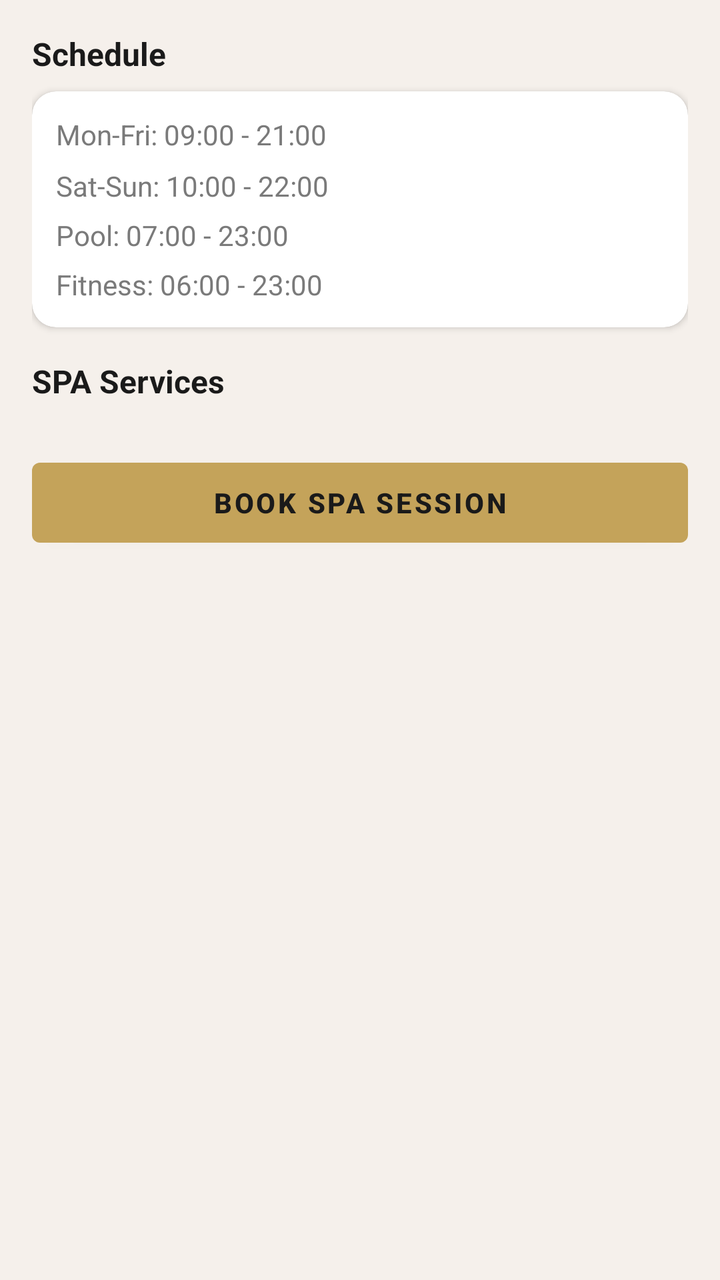
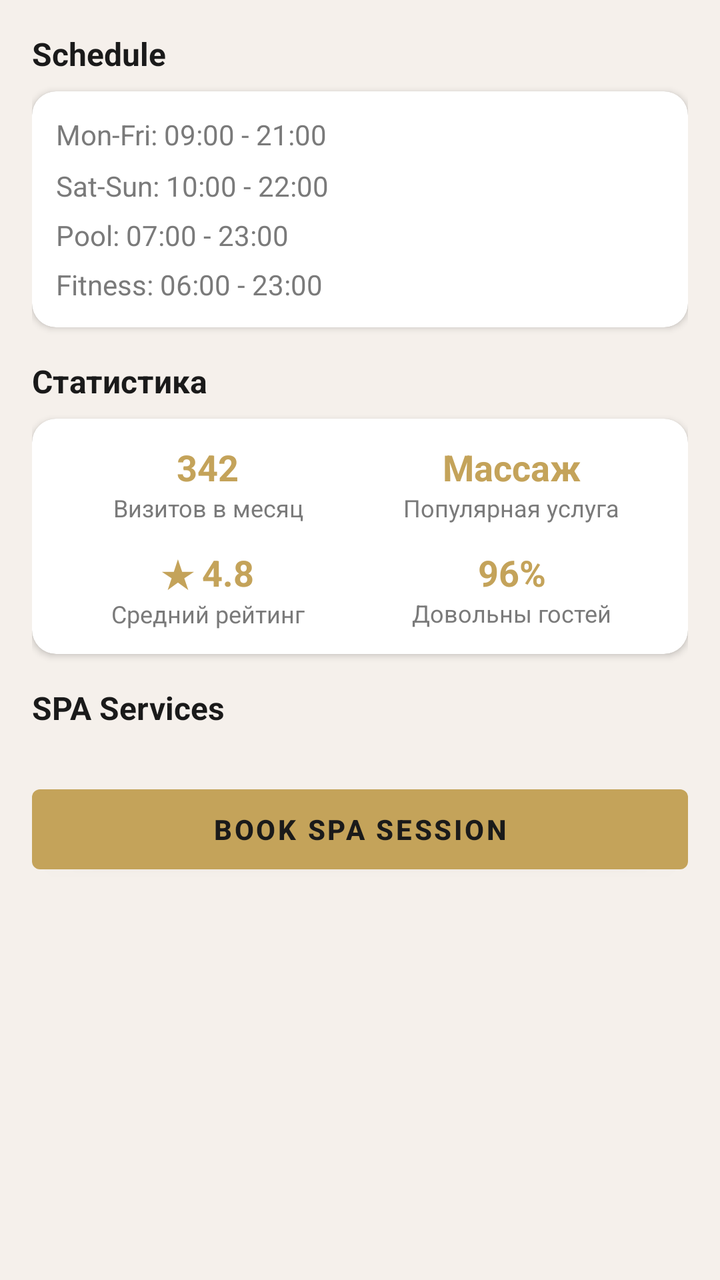

Two renders of the same Android screen: before a commit and after it. Below are the layout's source before the change and the commit's diff.
<!-- AndroidManifest.xml: application theme Theme.KotlinHotel -->
<!-- res/layout/fragment_spa.xml -->
<?xml version="1.0" encoding="utf-8"?>
<ScrollView xmlns:android="http://schemas.android.com/apk/res/android"
    xmlns:app="http://schemas.android.com/apk/res-auto"
    android:layout_width="match_parent"
    android:layout_height="match_parent"
    android:background="@color/colorBackground">

    <LinearLayout
        android:layout_width="match_parent"
        android:layout_height="wrap_content"
        android:orientation="vertical"
        android:padding="16dp">

        
        <TextView
            android:layout_width="wrap_content"
            android:layout_height="wrap_content"
            android:text="@string/label_spa_schedule"
            android:textColor="@color/colorTextPrimary"
            android:textSize="16sp"
            android:textStyle="bold"
            android:layout_marginBottom="8dp" />

        <com.google.android.material.card.MaterialCardView
            android:layout_width="match_parent"
            android:layout_height="wrap_content"
            android:layout_marginBottom="16dp"
            app:cardBackgroundColor="@color/colorSurface"
            app:cardCornerRadius="12dp"
            app:cardElevation="2dp">

            <LinearLayout
                android:layout_width="match_parent"
                android:layout_height="wrap_content"
                android:orientation="vertical"
                android:padding="12dp">

                <TextView
                    android:layout_width="wrap_content"
                    android:layout_height="wrap_content"
                    android:text="@string/spa_working_hours"
                    android:textColor="@color/colorTextSecondary"
                    android:textSize="14sp"
                    android:lineSpacingMultiplier="1.5" />
            </LinearLayout>
        </com.google.android.material.card.MaterialCardView>

        
        <TextView
            android:layout_width="wrap_content"
            android:layout_height="wrap_content"
            android:text="@string/label_spa_services"
            android:textColor="@color/colorTextPrimary"
            android:textSize="16sp"
            android:textStyle="bold"
            android:layout_marginBottom="12dp" />

        <androidx.recyclerview.widget.RecyclerView
            android:id="@+id/rvSpa"
            android:layout_width="match_parent"
            android:layout_height="wrap_content"
            android:nestedScrollingEnabled="false" />

        <com.google.android.material.button.MaterialButton
            android:id="@+id/btnBookSpa"
            android:layout_width="match_parent"
            android:layout_height="52dp"
            android:layout_marginTop="12dp"
            android:text="@string/btn_book_spa"
            app:backgroundTint="@color/colorAccent"
            android:textColor="@color/colorDark"
            android:textStyle="bold" />
    </LinearLayout>
</ScrollView>
<!-- resources referenced by this layout -->
<resources>
  <color name="colorAccent">#C4A35A</color>
  <color name="colorBackground">#F5F0EB</color>
  <color name="colorDark">#1A1A1A</color>
  <color name="colorSurface">#FFFFFF</color>
  <color name="colorTextPrimary">#1A1A1A</color>
  <color name="colorTextSecondary">#7A7A7A</color>
  <string name="btn_book_spa">Book SPA Session</string>
  <string name="label_spa_schedule">Schedule</string>
  <string name="label_spa_services">SPA Services</string>
  <string name="spa_working_hours">Mon-Fri: 09:00 - 21:00\nSat-Sun: 10:00 - 22:00\nPool: 07:00 - 23:00\nFitness: 06:00 - 23:00</string>
  <style name="Theme.KotlinHotel" parent="Theme.MaterialComponents.Light.NoActionBar">
          <item name="colorPrimary">@color/colorAccent</item>
          <item name="colorPrimaryVariant">@color/colorDark</item>
          <item name="colorOnPrimary">@color/colorDark</item>
          <item name="colorSecondary">@color/colorAccent</item>
          <item name="android:windowBackground">@color/colorBackground</item>
          <item name="android:statusBarColor">@color/colorDark</item>
      </style>
</resources>

<!-- the commit's change to res/layout/fragment_spa.xml (unified diff, before → after) -->
@@ -49,6 +49,141 @@
         <TextView
             android:layout_width="wrap_content"
             android:layout_height="wrap_content"
+            android:text="@string/label_spa_statistics"
+            android:textColor="@color/colorTextPrimary"
+            android:textSize="16sp"
+            android:textStyle="bold"
+            android:layout_marginBottom="8dp" />
+
+        <com.google.android.material.card.MaterialCardView
+            android:layout_width="match_parent"
+            android:layout_height="wrap_content"
+            android:layout_marginBottom="16dp"
+            app:cardBackgroundColor="@color/colorSurface"
+            app:cardCornerRadius="12dp"
+            app:cardElevation="2dp">
+
+            <LinearLayout
+                android:layout_width="match_parent"
+                android:layout_height="wrap_content"
+                android:orientation="vertical"
+                android:padding="12dp">
+
+                <LinearLayout
+                    android:layout_width="match_parent"
+                    android:layout_height="wrap_content"
+                    android:orientation="horizontal"
+                    android:layout_marginBottom="12dp">
+
+                    <LinearLayout
+                        android:layout_width="0dp"
+                        android:layout_height="wrap_content"
+                        android:layout_weight="1"
+                        android:orientation="vertical"
+                        android:gravity="center">
+
+                        <TextView
+                            android:layout_width="wrap_content"
+                            android:layout_height="wrap_content"
+                            android:text="342"
+                            android:textColor="@color/colorAccent"
+                            android:textSize="18sp"
+                            android:textStyle="bold" />
+
+                        <TextView
+                            android:layout_width="wrap_content"
+                            android:layout_height="wrap_content"
+                            android:text="@string/spa_stat_visits"
+                            android:textColor="@color/colorTextSecondary"
+                            android:textSize="12sp"
+                            android:gravity="center" />
+                    </LinearLayout>
+
+                    <LinearLayout
+                        android:layout_width="0dp"
+                        android:layout_height="wrap_content"
+                        android:layout_weight="1"
+                        android:orientation="vertical"
+                        android:gravity="center">
+
+                        <TextView
+                            android:layout_width="wrap_content"
+                            android:layout_height="wrap_content"
+                            android:text="@string/spa_stat_popular_value"
+                            android:textColor="@color/colorAccent"
+                            android:textSize="18sp"
+                            android:textStyle="bold" />
+
+                        <TextView
+                            android:layout_width="wrap_content"
+                            android:layout_height="wrap_content"
+                            android:text="@string/spa_stat_popular"
+                            android:textColor="@color/colorTextSecondary"
+                            android:textSize="12sp"
+                            android:gravity="center" />
+                    </LinearLayout>
+                </LinearLayout>
+
+                <LinearLayout
+                    android:layout_width="match_parent"
+                    android:layout_height="wrap_content"
+                    android:orientation="horizontal">
+
+                    <LinearLayout
+                        android:layout_width="0dp"
+                        android:layout_height="wrap_content"
+                        android:layout_weight="1"
+                        android:orientation="vertical"
+                        android:gravity="center">
+
+                        <TextView
+                            android:layout_width="wrap_content"
+                            android:layout_height="wrap_content"
+                            android:text="★ 4.8"
+                            android:textColor="@color/colorAccent"
+                            android:textSize="18sp"
+                            android:textStyle="bold" />
+
+                        <TextView
+                            android:layout_width="wrap_content"
+                            android:layout_height="wrap_content"
+                            android:text="@string/spa_stat_rating"
+                            android:textColor="@color/colorTextSecondary"
+                            android:textSize="12sp"
+                            android:gravity="center" />
+                    </LinearLayout>
+
+                    <LinearLayout
+                        android:layout_width="0dp"
+                        android:layout_height="wrap_content"
+                        android:layout_weight="1"
+                        android:orientation="vertical"
+                        android:gravity="center">
+
+                        <TextView
+                            android:layout_width="wrap_content"
+                            android:layout_height="wrap_content"
+                            android:text="96%"
+                            android:textColor="@color/colorAccent"
+                            android:textSize="18sp"
+                            android:textStyle="bold" />
+
+                        <TextView
+                            android:layout_width="wrap_content"
+                            android:layout_height="wrap_content"
+                            android:text="@string/spa_stat_satisfied"
+                            android:textColor="@color/colorTextSecondary"
+                            android:textSize="12sp"
+                            android:gravity="center" />
+                    </LinearLayout>
+                </LinearLayout>
+            </LinearLayout>
+        </com.google.android.material.card.MaterialCardView>
+
+        
+        <TextView
+            android:layout_width="wrap_content"
+            android:layout_height="wrap_content"
             android:text="@string/label_spa_services"
             android:textColor="@color/colorTextPrimary"
             android:textSize="16sp"
<!-- resource entries referenced after the edit -->
@@ -9,6 +9,12 @@
   <string name="btn_book_spa">Book SPA Session</string>
   <string name="label_spa_schedule">Schedule</string>
   <string name="label_spa_services">SPA Services</string>
+  <string name="label_spa_statistics">Статистика</string>
+  <string name="spa_stat_popular">Популярная услуга</string>
+  <string name="spa_stat_popular_value">Массаж</string>
+  <string name="spa_stat_rating">Средний рейтинг</string>
+  <string name="spa_stat_satisfied">Довольны гостей</string>
+  <string name="spa_stat_visits">Визитов в месяц</string>
   <string name="spa_working_hours">Mon-Fri: 09:00 - 21:00\nSat-Sun: 10:00 - 22:00\nPool: 07:00 - 23:00\nFitness: 06:00 - 23:00</string>
   <style name="Theme.KotlinHotel" parent="Theme.MaterialComponents.Light.NoActionBar">
           <item name="colorPrimary">@color/colorAccent</item>
